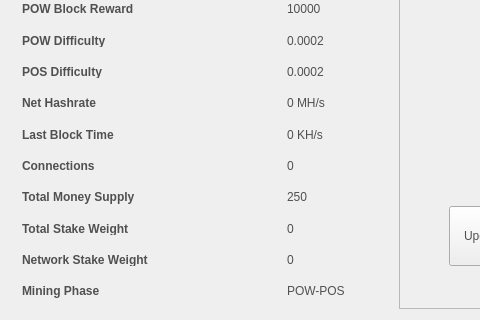
Before: the Qt Designer form src/qt/forms/statisticspage.ui in prodigal-son/DigitalGold, drawn with Qt 5; both pictures show x 0 to 480 and y 85 to 405 of the 623 by 405 pixel window.
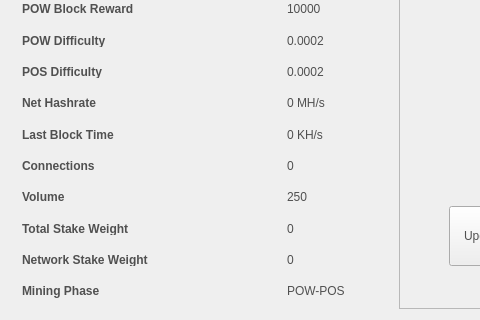
After: the same form once the commit is applied. Icons and pictures are not drawn.

Commit message: Updated links, Volume fix

```diff
--- a/src/qt/forms/statisticspage.ui
+++ b/src/qt/forms/statisticspage.ui
@@ -207,7 +207,7 @@
         <item row="8" column="0">
          <widget class="QLabel" name="label_8">
           <property name="text">
-           <string>&lt;html&gt;&lt;head/&gt;&lt;body&gt;&lt;p&gt;&lt;span style=&quot; font-weight:600;&quot;&gt;Total Money Supply&lt;/span&gt;&lt;/p&gt;&lt;/body&gt;&lt;/html&gt;</string>
+           <string>&lt;html&gt;&lt;head/&gt;&lt;body&gt;&lt;p&gt;&lt;span style=&quot; font-weight:600;&quot;&gt;Volume&lt;/span&gt;&lt;/p&gt;&lt;/body&gt;&lt;/html&gt;</string>
           </property>
          </widget>
         </item>
```
The commit also changes 7 other files.
